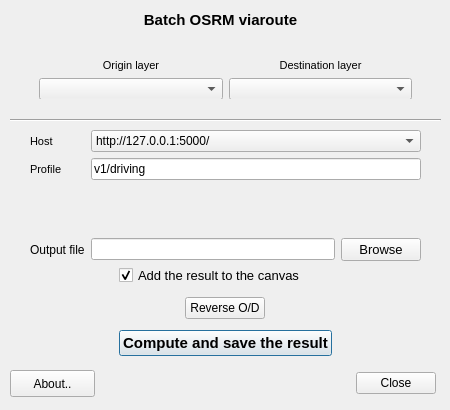
This is osrm_batch_route_dialog.ui in mthh/QgisOSRMPlugin as Qt 5 draws it before an edit. The edited form follows.
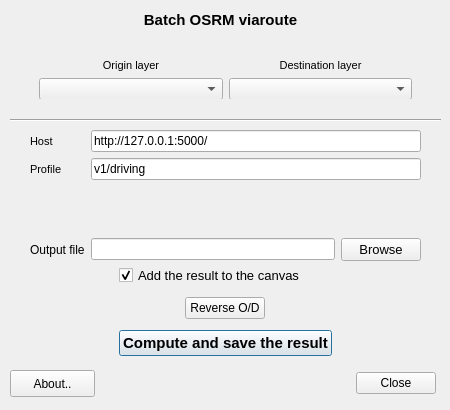
This is the edited form. Custom widgets are drawn as their Qt base class.

Patch:
```diff
--- a/osrm_batch_route_dialog.ui
+++ b/osrm_batch_route_dialog.ui
@@ -250,25 +250,6 @@
       </property>
      </widget>
     </item>
-    <item row="0" column="1" colspan="2">
-     <widget class="QComboBox" name="comboBox_host">
-      <item>
-       <property name="text">
-        <string>http://127.0.0.1:5000/</string>
-       </property>
-      </item>
-      <item>
-       <property name="text">
-        <string>http://router.project-osrm.org/</string>
-       </property>
-      </item>
-      <item>
-       <property name="text">
-        <string>Add an url...</string>
-       </property>
-      </item>
-     </widget>
-    </item>
     <item row="2" column="1">
      <spacer name="verticalSpacer">
       <property name="orientation">
@@ -282,6 +263,13 @@
       </property>
      </spacer>
     </item>
+    <item row="0" column="1" colspan="2">
+     <widget class="QLineEdit" name="lineEdit_host">
+      <property name="text">
+       <string>http://127.0.0.1:5000/</string>
+      </property>
+     </widget>
+    </item>
    </layout>
   </widget>
   <widget class="QFrame" name="frame_pts_layer">
```
